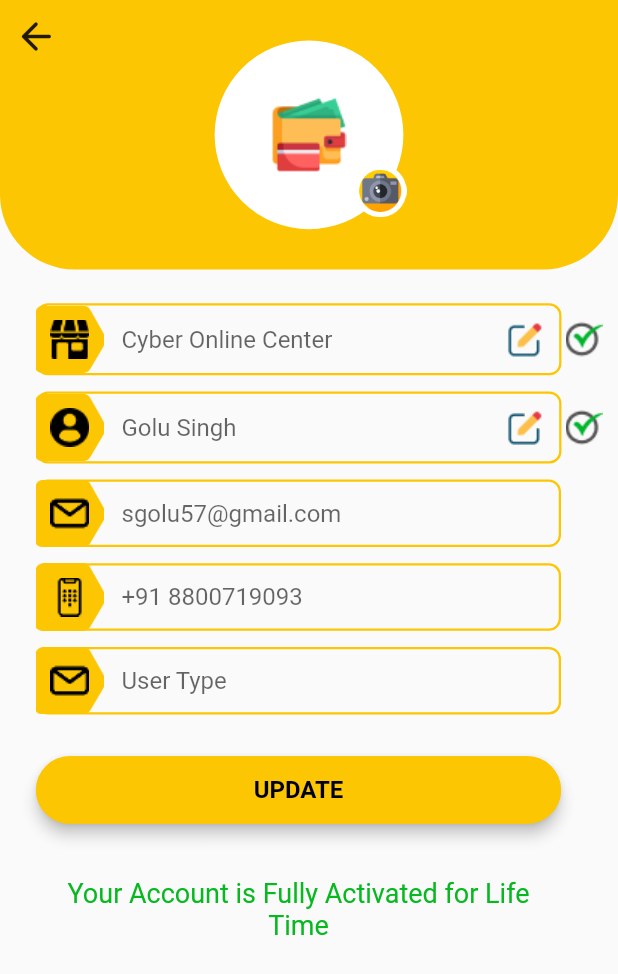
After one commit to DilshadAlam98/Takse-New-Flutter-, a Flutter app: the screen it shows after launch, in the side drawer, after a tap on "Total Point", on a phone screen of 412 x 824 dp. The commit adds this screen. Shown: the top 974 px of the screen. Run offline on Flutter 3.47's test engine with Material 3 defaults, Android fonts, the phone set to English and light mode, and no system bars; our stand-ins replace cached_network_image, dio, dropdown_button2, flutter_carousel_widget, flutter_screenutil, flutter_spinkit and 6 more; missing offline and left inert: screwdriver; accounts and stored records are empty; network calls fail.

```diff
--- a/lib/core/components/app_drawer.dart
+++ b/lib/core/components/app_drawer.dart
@@ -1,8 +1,11 @@
 import 'package:flutter/material.dart';
 import 'package:flutter_screenutil/flutter_screenutil.dart';
+import 'package:get/get_core/src/get_main.dart';
+import 'package:get/get_navigation/get_navigation.dart';
 import 'package:takse/core/components/app_divider.dart';
 import 'package:takse/core/constant/asset_const.dart';
 import 'package:takse/core/entity/drawer_entity.dart';
+import 'package:takse/core/routes/route_const.dart';
 import 'package:takse/core/theme/app_colors.dart';
 import 'package:takse/core/theme/app_text_style.dart';
 
@@ -20,7 +23,11 @@ class AppDrawer extends StatelessWidget {
           ),
           body: Column(
             children: [
-              Container(
+              GestureDetector(
+                onTap: () {
+                  Get.toNamed(RouteConst.userProfileScreen);
+                },
+                child: Container(
                   padding: const EdgeInsets.all(12),
                   decoration: BoxDecoration(color: AppColors.purple),
                   child: Row(
@@ -93,6 +100,7 @@ class AppDrawer extends StatelessWidget {
                     ],
                   ),
                 ),
+              ),
               Flexible(
                 child: ListView(
                   children: [
@@ -100,6 +108,9 @@ class AppDrawer extends StatelessWidget {
                     ...DrawerEntity.getSideMenuOptions().map(
                       (e) {
                         return ListTile(
+                          onTap: () {
+                            _routeToScreen(e);
+                          },
                           title: Text(e.label, style: AppTextStyle.title.large),
                           leading: Image.asset(e.asset!, height: 28),
                         );
@@ -150,4 +161,12 @@ class AppDrawer extends StatelessWidget {
       ),
     );
   }
+
+  void _routeToScreen(DrawerEntity e) {
+    if (e.index == 1) {
+      Get.toNamed(RouteConst.userProfileScreen);
+    } else if (e.index == 2) {
+      Get.toNamed(RouteConst.manageOrder);
     }
+  }
+}
--- a/lib/core/constant/asset_const.dart
+++ b/lib/core/constant/asset_const.dart
@@ -59,4 +59,8 @@ class AssetConst {
   static const String notificationBell = 'assets/images/notification_bell.png';
   static const String appUpdate = 'assets/images/appupdate.png';
   static const String logout = 'assets/images/logout.png';
+  static const String camera = 'assets/images/camera.png';
+  static const String refer2 = 'assets/images/refer 2.png';
+  static const String editPen = 'assets/images/edit.png';
+  static const String tick = 'assets/images/tick 1.png';
 }
--- a/lib/core/entity/drawer_entity.dart
+++ b/lib/core/entity/drawer_entity.dart
@@ -9,14 +9,14 @@ class DrawerEntity {
 
   static List<DrawerEntity> getSideMenuOptions() {
     return [
-      DrawerEntity(label: "Convert into Business User", asset: AssetConst.cooperation),
-      DrawerEntity(label: "Profile Update", asset: AssetConst.user),
-      DrawerEntity(label: "Manage Order", asset: AssetConst.manageOrder),
-      DrawerEntity(label: "My Business Report", asset: AssetConst.business),
-      DrawerEntity(label: "My Coupon", asset: AssetConst.group),
-      DrawerEntity(label: "My wish list", asset: AssetConst.list),
-      DrawerEntity(label: "Refer and earn", asset: AssetConst.referAndEarn),
-      DrawerEntity(label: "Generate Certificate", asset: AssetConst.certificate),
+      DrawerEntity(label: "Convert into Business User", asset: AssetConst.cooperation, index: 0),
+      DrawerEntity(label: "Profile Update", asset: AssetConst.user, index: 1),
+      DrawerEntity(label: "Manage Order", asset: AssetConst.manageOrder, index: 2),
+      DrawerEntity(label: "My Business Report", asset: AssetConst.business, index: 3),
+      DrawerEntity(label: "My Coupon", asset: AssetConst.group, index: 4),
+      DrawerEntity(label: "My wish list", asset: AssetConst.list, index: 5),
+      DrawerEntity(label: "Refer and earn", asset: AssetConst.referAndEarn, index: 6),
+      DrawerEntity(label: "Generate Certificate", asset: AssetConst.certificate, index: 7),
     ];
   }
 
--- a/lib/core/routes/app_pages.dart
+++ b/lib/core/routes/app_pages.dart
@@ -9,6 +9,10 @@ import 'package:takse/src/features/auth/screens/registration_screen.dart';
 import 'package:takse/src/features/auth/screens/verify_otp_screen.dart';
 import 'package:takse/src/features/home/controller/home_controller.dart';
 import 'package:takse/src/features/home/screens/home_screen.dart';
+import 'package:takse/src/features/manage_order/controller/manage_order_manage.dart';
+import 'package:takse/src/features/manage_order/screen/manage_order_screen.dart';
+import 'package:takse/src/features/profile/controller/user_profile_controller.dart';
+import 'package:takse/src/features/profile/screens/user_profile_screen.dart';
 
 import '../../src/features/auth/screens/select_user_screen.dart';
 
@@ -50,6 +54,18 @@ class AppPages {
         binding: BindingsBuilder(() => Get.lazyPut(() => HomeController())),
         transition: Transition.fadeIn,
       ),
+      GetPage(
+        name: RouteConst.userProfileScreen,
+        page: () => const UserProfileScreen(),
+        binding: BindingsBuilder(() => Get.lazyPut(() => UserProfileController())),
+        transition: Transition.fadeIn,
+      ),
+      GetPage(
+        name: RouteConst.manageOrder,
+        page: () => const ManageOrderScreen(),
+        binding: BindingsBuilder(() => Get.lazyPut(() => ManageOrderController())),
+        transition: Transition.fadeIn,
+      ),
     ];
   }
 }
--- a/lib/core/routes/route_const.dart
+++ b/lib/core/routes/route_const.dart
@@ -6,4 +6,6 @@ class RouteConst {
   static const String registration = "/registration";
   static const String forgetPassword = "/forgetPassword";
   static const String homeScreen = "/home-screen";
+  static const String userProfileScreen = "/user-profile-screen";
+  static const String manageOrder = "/manage-order";
 }
--- /dev/null
+++ b/lib/src/features/manage_order/controller/manage_order_manage.dart
@@ -0,0 +1,3 @@
+import 'package:get/get.dart';
+
+class ManageOrderController extends GetxController {}
--- /dev/null
+++ b/lib/src/features/profile/screens/user_profile_screen.dart
@@ -0,0 +1,156 @@
+import 'package:flutter/material.dart';
+import 'package:flutter_screenutil/flutter_screenutil.dart';
+import 'package:get/get.dart';
+import 'package:image_picker/image_picker.dart';
+import 'package:takse/core/components/app_textfield.dart';
+import 'package:takse/core/components/primary_button.dart';
+import 'package:takse/core/constant/asset_const.dart';
+import 'package:takse/core/theme/app_colors.dart';
+import 'package:takse/core/theme/app_text_style.dart';
+import 'package:takse/src/features/profile/controller/user_profile_controller.dart';
+
+class UserProfileScreen extends GetView<UserProfileController> {
+  const UserProfileScreen({super.key});
+
+  @override
+  Widget build(BuildContext context) {
+    return Scaffold(
+      body: ListView(
+        children: [
+          _profileImageSection(),
+          SizedBox(height: 25.h),
+          Padding(
+            padding: const EdgeInsets.only(left: 24.0, right: 10),
+            child: Row(
+              children: [
+                Expanded(
+                  child: AppTextField(
+                    prefix: Image.asset(AssetConst.refer2, cacheWidth: 26),
+                    hintText: "Cyber Online Center",
+                    suffix: Image.asset(AssetConst.editPen, cacheWidth: 26),
+                  ),
+                ),
+                SizedBox(width: 3.h),
+                Image.asset(AssetConst.tick)
+              ],
+            ),
+          ),
+          SizedBox(height: 12.h),
+          Padding(
+            padding: const EdgeInsets.only(left: 24.0, right: 10),
+            child: Row(
+              children: [
+                Expanded(
+                  child: AppTextField(
+                    prefix: Image.asset(AssetConst.profileUser, cacheWidth: 26),
+                    hintText: "Golu Singh",
+                    suffix: Image.asset(AssetConst.editPen, cacheWidth: 26),
+                  ),
+                ),
+                SizedBox(width: 3.h),
+                Image.asset(AssetConst.tick)
+              ],
+            ),
+          ),
+          SizedBox(height: 12.h),
+          Padding(
+            padding: const EdgeInsets.only(left: 24.0, right: 38),
+            child: Column(
+              children: [
+                AppTextField(
+                  prefix: Image.asset(AssetConst.closedMail, color: Colors.black, cacheWidth: 26),
+                  hintText: "sgolu57@gmail.com",
+                ),
+                SizedBox(height: 12.h),
+                AppTextField(
+                  prefix: Image.asset(AssetConst.dial, color: Colors.black, cacheWidth: 26),
+                  hintText: "+91 8800719093",
+                ),
+                SizedBox(height: 12.h),
+                AppTextField(
+                  prefix: Image.asset(AssetConst.closedMail, color: Colors.black, cacheWidth: 26),
+                  hintText: "User Type",
+                ),
+                SizedBox(height: 31.h),
+                PrimaryButton(
+                  text: "UPDATE",
+                  borderRadius: 30,
+                  onPressed: () {},
+                ),
+                SizedBox(height: 40.h),
+                Text(
+                  "Your Account is Fully Activated for Life Time",
+                  textAlign: TextAlign.center,
+                  style: AppTextStyle.headline.medium.green.regular,
+                )
+              ],
+            ),
+          )
+        ],
+      ),
+    );
+  }
+
+  Widget _profileImageSection() {
+    return Stack(
+      children: [
+        Container(
+          height: 200.h,
+          width: ScreenUtil().screenWidth,
+          decoration: BoxDecoration(
+            color: AppColors.deepYellow,
+            borderRadius: const BorderRadius.only(
+              bottomRight: Radius.circular(50),
+              bottomLeft: Radius.circular(50),
+            ),
+          ),
+          child: Center(
+            child: Stack(
+              alignment: Alignment.bottomRight,
+              children: [
+                Container(
+                  height: 140.h,
+                  width: 130.w,
+                  decoration: BoxDecoration(
+                    color: AppColors.white,
+                    border: Border.all(color: AppColors.white, width: 4),
+                    shape: BoxShape.circle,
+                  ),
+                  child: Obx(
+                    () {
+                      if (controller.profileImage.value == null) {
+                        return Image.asset(AssetConst.wallet);
+                      }
+                      return ClipRRect(
+                        borderRadius: BorderRadius.circular(100),
+                        child: Image.file(
+                          controller.profileImage.value!,
+                          fit: BoxFit.cover,
+                        ),
+                      );
+                    },
+                  ),
+                ),
+                Positioned(
+                  bottom: 8,
+                  child: GestureDetector(
+                    onTap: () {
+                      controller.pickerProfileImage(ImageSource.camera);
+                    },
+                    child: Image.asset(AssetConst.camera, width: 35),
+                  ),
+                ),
+              ],
+            ),
+          ),
+        ),
+        IconButton(
+          onPressed: () {
+            Get.back();
+          },
+          icon: const Icon(Icons.arrow_back_rounded, size: 30),
+        ),
+      ],
+    );
+  }
+}
--- a/pubspec.yaml
+++ b/pubspec.yaml
@@ -48,6 +48,8 @@ dependencies:
   flutter_carousel_widget: ^3.1.0
   flutter_screenutil: ^5.9.3
   url_launcher: ^6.3.1
+  image_picker: ^1.1.2
+  permission_handler: ^11.3.1
 
 
 
```
Also changed, not shown: lib/src/features/manage_order/screen/manage_order_screen.dart (added, +66 -0 lines), lib/src/features/profile/controller/user_profile_controller.dart (added, +20 -0 lines), lib/src/utils/common_utils.dart (+15 -0 lines), assets/images/camera.png (added), assets/images/edit.png (added), assets/images/refer 2.png (added), assets/images/tick 1.png (added), pubspec.lock, 1 other file. Lines whose indentation alone changed are shown as unchanged.
